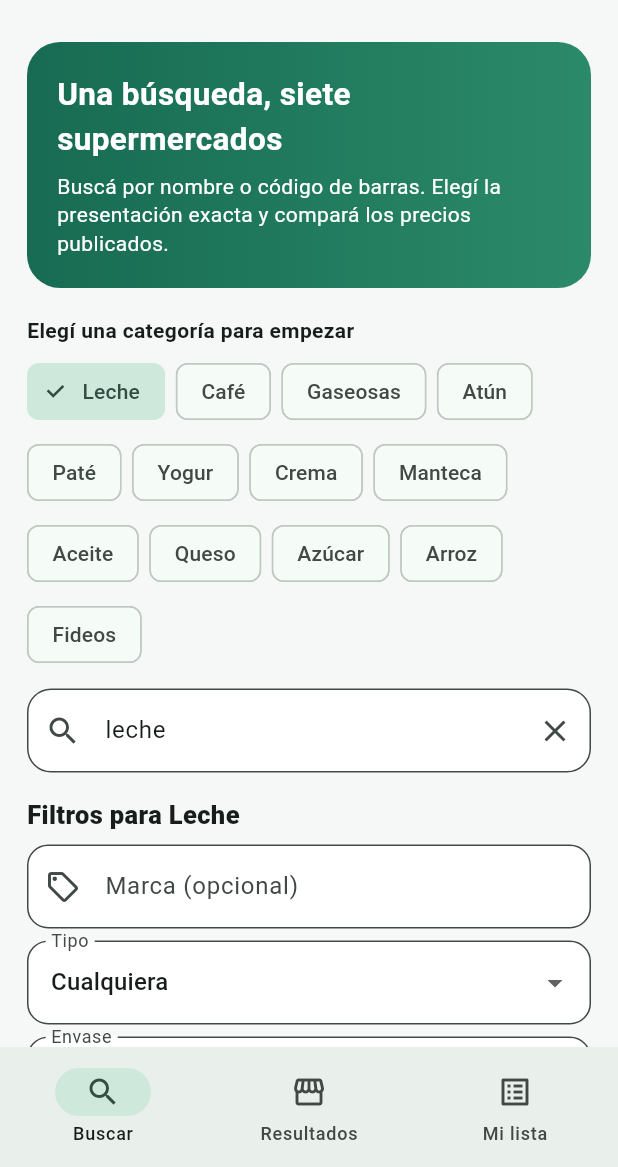
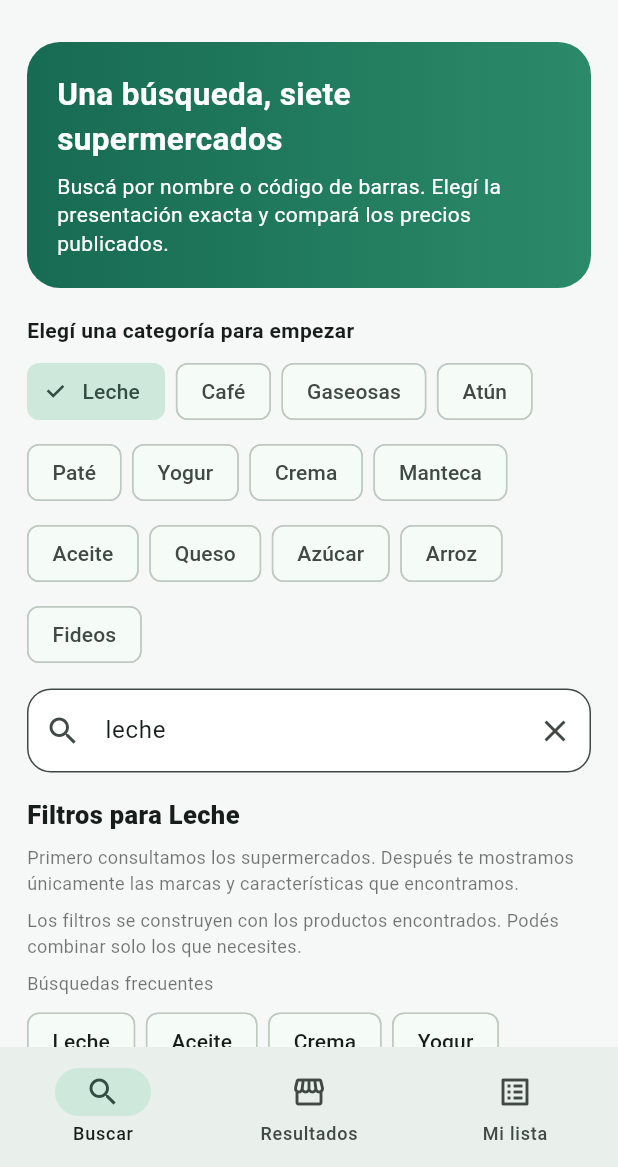
Before and after one commit to arieltorres3175-boop/comparador, a Flutter app: the screen it shows after launch, after a tap on "Leche", on a phone screen of 412 x 824 dp, the part 69-1236 px from its top. Run offline on Flutter 3.47's test engine with Material 3 defaults, Android fonts, the phone set to English and light mode, and no system bars; our stand-ins replace shared_preferences.

Commit message:
Generate search filters from discovered supermarket products

```diff
--- a/lib/main.dart
+++ b/lib/main.dart
@@ -95,7 +95,6 @@ class HomePage extends StatefulWidget {
 
 class _HomePageState extends State<HomePage> {
   final searchController = TextEditingController();
-  final brandController = TextEditingController();
   final basket = <ShoppingItem>[];
   final catalogService = CatalogService();
   int page = 0;
@@ -119,7 +118,6 @@ class _HomePageState extends State<HomePage> {
   @override
   void dispose() {
     searchController.dispose();
-    brandController.dispose();
     catalogService.close();
     super.dispose();
   }
@@ -151,15 +149,47 @@ class _HomePageState extends State<HomePage> {
 
   String get query => searchController.text.trim();
 
+  List<String> get _discoveredProductText {
+    final result = discoveryResult;
+    if (result == null) return const [];
+    return result.products.expand((product) => [
+      product.name,
+      if (product.brand != null) product.brand!,
+      ...product.offers.expand((offer) => [
+        offer.name,
+        if (offer.brand != null) offer.brand!,
+        if (offer.variant != null) offer.variant!,
+      ]),
+    ]).toList();
+  }
+
+  List<String> get _availableBrands {
+    if (selectedCategory == null || discoveryResult == null) return const [];
+    return ProductFacets.availableBrands(selectedCategory!, _discoveredProductText);
+  }
+
   Map<String, List<String>> get _availableFacets {
-    if (selectedCategory == null) return const {};
-    return ProductFacets.initialOptions(selectedCategory!);
+    if (selectedCategory == null || discoveryResult == null) return const {};
+    return ProductFacets.available(selectedCategory!, _discoveredProductText);
   }
 
   List<CatalogProduct> get _visibleProducts {
     final products = (searchResult?.products ?? <CatalogProduct>[])
         .where((product) =>
-            (selectedBrand == null || ProductFacets.normalize(product.brand ?? '') == ProductFacets.normalize(selectedBrand!)) &&
+            (selectedBrand == null ||
+                ProductFacets.matchesBrand(
+                  selectedCategory ?? '',
+                  selectedBrand!,
+                  [
+                    product.brand ?? '',
+                    product.name,
+                    ...product.offers.expand((offer) => [
+                      offer.brand ?? '',
+                      offer.name,
+                      offer.variant ?? '',
+                    ]),
+                  ].join(' '),
+                )) &&
             (selectedCategory == null ||
                 (ProductFacets.isCategoryProduct(
                       selectedCategory!,
@@ -182,18 +212,6 @@ class _HomePageState extends State<HomePage> {
     return products;
   }
 
-  String _queryForSelectedFilters() {
-    final parts = <String>[query];
-    final brand = selectedBrand?.trim() ?? '';
-    if (brand.isNotEmpty) parts.add(brand);
-    for (final entry in selectedFacets.entries) {
-      if (entry.key == 'Contenido') continue;
-      final value = entry.value.trim();
-      if (value.isNotEmpty && !value.contains('/')) parts.add(value);
-    }
-    return parts.join(' ');
-  }
-
   void _updateCategoryFromQuery(String value) {
     final category = ProductFacets.categoryForQuery(value);
     if (category == selectedCategory) return;
@@ -201,7 +219,6 @@ class _HomePageState extends State<HomePage> {
       selectedCategory = category;
       selectedFacets.clear();
       selectedBrand = null;
-      brandController.clear();
       searchResult = null;
       discoveryResult = null;
       searchError = null;
@@ -209,7 +226,6 @@ class _HomePageState extends State<HomePage> {
   }
 
   Future<void> _performSearch({
-    String? catalogQuery,
     bool keepDiscovery = false,
   }) async {
     if (query.length < 2 || searching) return;
@@ -228,14 +244,11 @@ class _HomePageState extends State<HomePage> {
       }
     });
     try {
-      final result = await catalogService.search(
-        query,
-        catalogQuery: catalogQuery,
-      );
+      final result = await catalogService.search(query);
       if (!mounted) return;
       setState(() {
         searchResult = result;
-        if (!keepDiscovery) discoveryResult = result;
+        discoveryResult = result;
       });
     } catch (error) {
       if (!mounted) return;
@@ -470,8 +483,7 @@ class _HomePageState extends State<HomePage> {
                     selectedCategory = selected ? category : null;
                     selectedFacets.clear();
                     selectedBrand = null;
-                    brandController.clear();
-                    searchResult = null;
+                                  searchResult = null;
                     discoveryResult = null;
                     searchController.text = selected
                         ? ProductFacets.categories[category]!
@@ -491,8 +503,7 @@ class _HomePageState extends State<HomePage> {
             suffixIcon: IconButton(
               onPressed: () {
                 searchController.clear();
-                brandController.clear();
-                setState(() {
+                          setState(() {
                   selectedCategory = null;
                   selectedBrand = null;
                   selectedFacets.clear();
@@ -513,19 +524,61 @@ class _HomePageState extends State<HomePage> {
           const SizedBox(height: 16),
           Text('Filtros para $selectedCategory', style: const TextStyle(fontWeight: FontWeight.w800, fontSize: 17)),
           const SizedBox(height: 8),
-          TextField(controller: brandController, textCapitalization: TextCapitalization.words,
-            decoration: InputDecoration(labelText: 'Marca (opcional)', hintText: 'Escribí la marca que buscás', prefixIcon: const Icon(Icons.sell_outlined), filled: true, fillColor: Colors.white, border: OutlineInputBorder(borderRadius: BorderRadius.circular(14))),
-            onChanged: (value) => setState(() => selectedBrand = value.trim().isEmpty ? null : value.trim()),
-          ),
+          if (discoveryResult == null) ...[
+            const Text(
+              'Primero consultamos los supermercados. Después te mostramos únicamente las marcas y características que encontramos.',
+              style: TextStyle(color: Colors.black54, fontSize: 12),
+            ),
+          ] else ...[
+            if (_availableBrands.isNotEmpty)
+              Padding(
+                padding: const EdgeInsets.only(bottom: 8),
+                child: DropdownButtonFormField<String>(
+                  value: selectedBrand,
+                  decoration: InputDecoration(
+                    labelText: 'Marca',
+                    prefixIcon: const Icon(Icons.sell_outlined),
+                    filled: true,
+                    fillColor: Colors.white,
+                    border: OutlineInputBorder(borderRadius: BorderRadius.circular(14)),
+                  ),
+                  items: [
+                    const DropdownMenuItem<String>(value: null, child: Text('Todas las marcas')),
+                    ..._availableBrands.map((brand) => DropdownMenuItem<String>(value: brand, child: Text(brand))),
+                  ],
+                  onChanged: (value) => setState(() => selectedBrand = value),
+                ),
+              ),
+            ..._availableFacets.entries.map((facet) => Padding(
+              padding: const EdgeInsets.only(bottom: 8),
+              child: DropdownButtonFormField<String>(
+                value: selectedFacets[facet.key],
+                decoration: InputDecoration(
+                  labelText: facet.key,
+                  filled: true,
+                  fillColor: Colors.white,
+                  border: OutlineInputBorder(borderRadius: BorderRadius.circular(14)),
+                ),
+                items: [
+                  const DropdownMenuItem<String>(value: null, child: Text('Cualquiera')),
+                  ...facet.value.map((value) => DropdownMenuItem<String>(value: value, child: Text(value))),
+                ],
+                onChanged: (value) => setState(() {
+                  if (value == null) {
+                    selectedFacets.remove(facet.key);
+                  } else {
+                    selectedFacets[facet.key] = value;
+                  }
+                }),
+              ),
+            )),
+            if (_availableBrands.isEmpty && _availableFacets.isEmpty)
+              const Text('Todavía no encontramos características para filtrar en esta búsqueda.',
+                  style: TextStyle(color: Colors.black54, fontSize: 12)),
+          ],
           const SizedBox(height: 8),
-          ..._availableFacets.entries.map((facet) => Padding(padding: const EdgeInsets.only(bottom: 8), child: DropdownButtonFormField<String>(
-            value: selectedFacets[facet.key],
-            decoration: InputDecoration(labelText: facet.key, filled: true, fillColor: Colors.white, border: OutlineInputBorder(borderRadius: BorderRadius.circular(14))),
-            items: [const DropdownMenuItem<String>(value: null, child: Text('Cualquiera')), ...facet.value.map((value) => DropdownMenuItem<String>(value: value, child: Text(value)))],
-            onChanged: (value) => setState(() { if (value == null) { selectedFacets.remove(facet.key); } else { selectedFacets[facet.key] = value; } }),
-          ))),
-          const SizedBox(height: 8),
-          const Text('Elegí los filtros y recién después consultamos los supermercados.', style: TextStyle(color: Colors.black54, fontSize: 12)),
+          const Text('Los filtros se construyen con los productos encontrados. Podés combinar solo los que necesites.',
+              style: TextStyle(color: Colors.black54, fontSize: 12)),
         ],
         const SizedBox(height: 8),
         const Text('Búsquedas frecuentes',
@@ -548,7 +601,7 @@ class _HomePageState extends State<HomePage> {
         ),
         const SizedBox(height: 12),
         FilledButton.icon(
-          onPressed: query.length < 2 || searching ? null : () => _performSearch(catalogQuery: _queryForSelectedFilters(), keepDiscovery: true),
+          onPressed: query.length < 2 || searching ? null : () => _performSearch(keepDiscovery: true),
           icon: searching
               ? const SizedBox(
                   width: 18,
@@ -603,7 +656,7 @@ class _HomePageState extends State<HomePage> {
           ),
           const SizedBox(height: 12),
           FilledButton.icon(
-            onPressed: () => _performSearch(catalogQuery: _queryForSelectedFilters(), keepDiscovery: true),
+            onPressed: () => _performSearch(keepDiscovery: true),
             icon: const Icon(Icons.refresh),
             label: const Text('Reintentar'),
           ),
```
